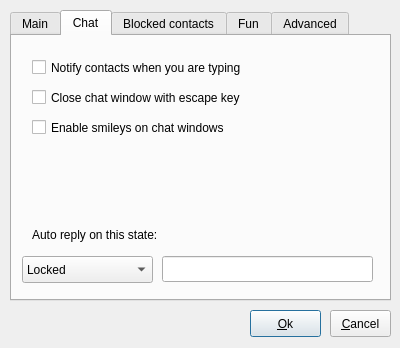
Old version of the form ui/Options.ui in the repository 8102/QNetSoul.
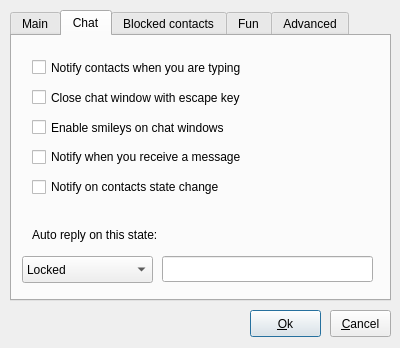
New version of the form. The open tabs and pages were chosen to show the change. Icons and pictures are not drawn. Custom widgets are drawn as their Qt base class.

Patch:
```diff
--- a/ui/Options.ui
+++ b/ui/Options.ui
@@ -364,6 +364,32 @@
       <string>Auto reply on this state:</string>
      </property>
     </widget>
+    <widget class="QCheckBox" name="notifyStateCheckBox">
+     <property name="geometry">
+      <rect>
+       <x>20</x>
+       <y>140</y>
+       <width>341</width>
+       <height>22</height>
+      </rect>
+     </property>
+     <property name="text">
+      <string>Notify on contacts state change</string>
+     </property>
+    </widget>
+    <widget class="QCheckBox" name="notifyMsgCheckBox">
+     <property name="geometry">
+      <rect>
+       <x>20</x>
+       <y>110</y>
+       <width>341</width>
+       <height>22</height>
+      </rect>
+     </property>
+     <property name="text">
+      <string>Notify when you receive a message</string>
+     </property>
+    </widget>
    </widget>
    <widget class="OptionsBlockedWidget" name="blockedWidget">
     <attribute name="title">
```
Left out of the diff: 14 changed lines with no effect on the pictures.
